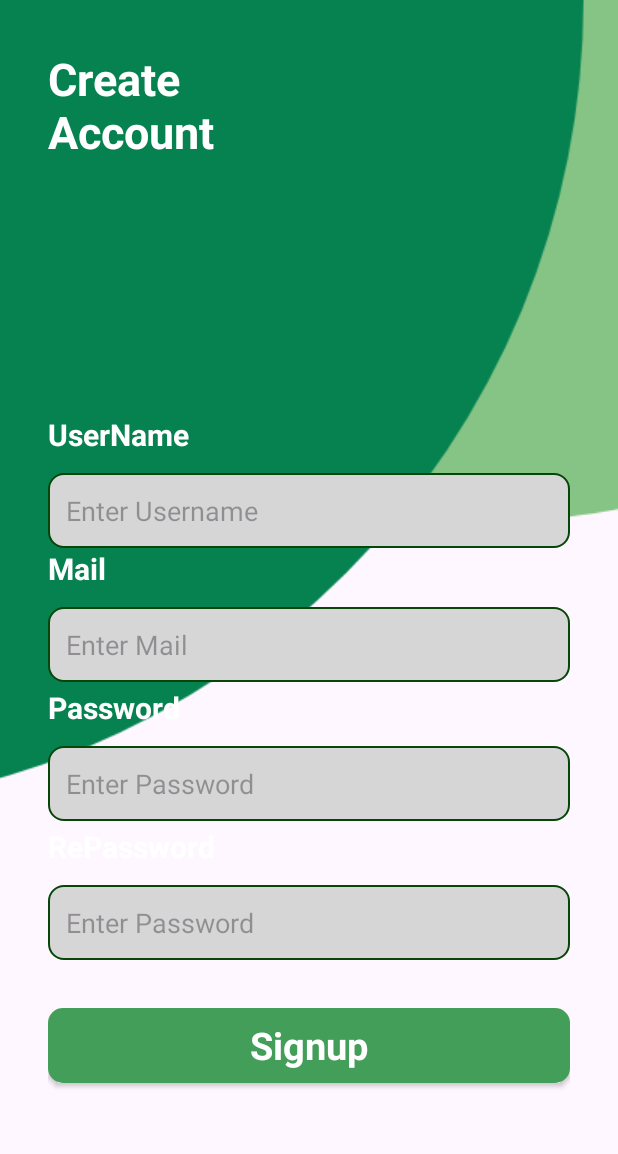
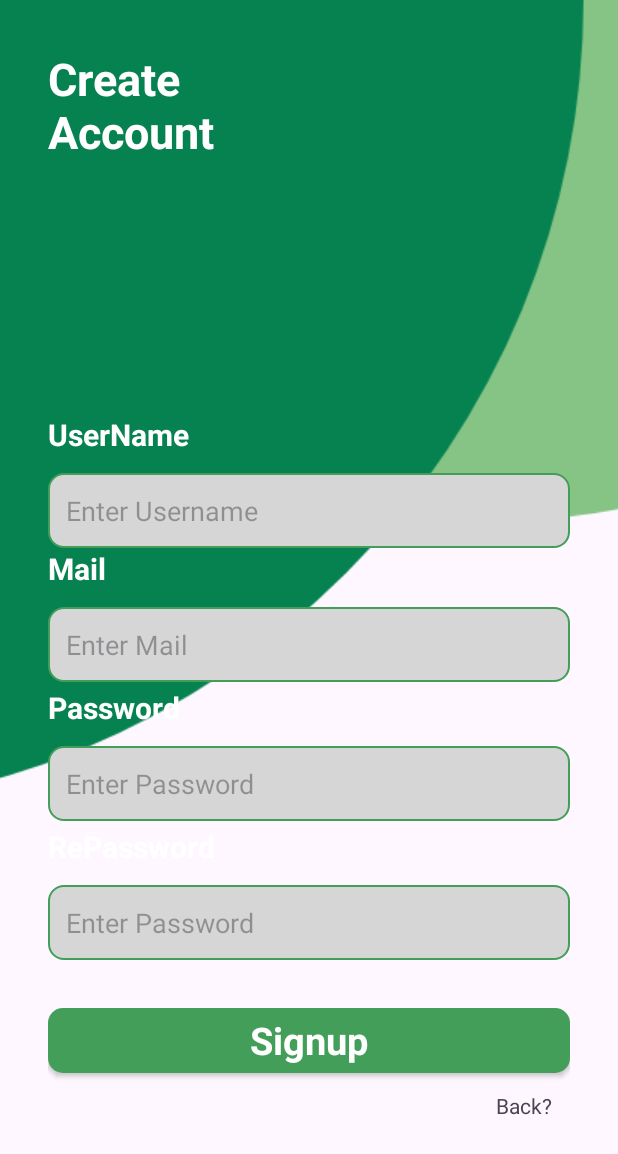
Before and after one commit to MehdiBelmahboubi/Recettes-Mobile, an Android app: the fragment InscriptionFragment shown on its own in the app's theme, on a phone screen of 412 x 824 dp. Shown: the top 1154 px of the screen. Run offline under Robolectric (Android 15) with nearby library versions, the phone set to English and light mode, and no system bars.

Commit message:
Add Database,UserTable,login and signup for User.

```diff
--- a/app/src/main/java/com/example/recettes_mobile/InscriptionFragment.java
+++ b/app/src/main/java/com/example/recettes_mobile/InscriptionFragment.java
@@ -2,18 +2,63 @@ package com.example.recettes_mobile;
 
 import android.os.Bundle;
 
+import androidx.annotation.NonNull;
+import androidx.annotation.Nullable;
 import androidx.fragment.app.Fragment;
+import androidx.fragment.app.FragmentManager;
+import androidx.fragment.app.FragmentTransaction;
 
 import android.view.LayoutInflater;
 import android.view.View;
 import android.view.ViewGroup;
+import android.widget.Button;
+import android.widget.TextView;
 
 
 public class InscriptionFragment extends Fragment {
+    TextView textView_back,TextView_UserName,TextView_Email,TextView_Passwd,TextView_RePasswd;
+    Button btn_sign;
+
     @Override
     public View onCreateView(LayoutInflater inflater, ViewGroup container,
                              Bundle savedInstanceState) {
         // Inflate the layout for this fragment
         return inflater.inflate(R.layout.fragment_inscription, container, false);
     }
+    @Override
+    public void onViewCreated(@NonNull View view, @Nullable Bundle savedInstanceState) {
+        super.onViewCreated(view, savedInstanceState);
+
+        textView_back = view.findViewById(R.id.back);
+        TextView_UserName = view.findViewById(R.id.NameText);
+        TextView_Email = view.findViewById(R.id.EmailText);
+        TextView_Passwd = view.findViewById(R.id.PasswdText);
+        TextView_RePasswd = view.findViewById(R.id.RePasswdText);
+        btn_sign = view.findViewById(R.id.signupbtn);
+
+
+        btn_sign.setOnClickListener(new View.OnClickListener() {
+            @Override
+            public void onClick(View v) {
+                MyDatabaseHelper myDB = new MyDatabaseHelper(v.getContext());
+                myDB.AddUser(TextView_UserName.getText().toString().trim(),
+                        TextView_Email.getText().toString().trim(),
+                        TextView_Passwd.getText().toString().trim(),
+                        TextView_RePasswd.getText().toString().trim());
+            }
+        });
+
+        textView_back.setOnClickListener(new View.OnClickListener() {
+            @Override
+            public void onClick(View v) {
+                replaceFragement(new ConnectionFragment());
+            }
+        });
+    }
+    private void replaceFragement(Fragment fragment){
+        FragmentManager fragmentManager = getActivity().getSupportFragmentManager();
+        FragmentTransaction fragmentTransaction = fragmentManager.beginTransaction();
+        fragmentTransaction.replace(R.id.navHostFragement,fragment);
+        fragmentTransaction.commit();
+    }
 }
--- a/app/src/main/java/com/example/recettes_mobile/MainActivity.java
+++ b/app/src/main/java/com/example/recettes_mobile/MainActivity.java
@@ -50,12 +50,10 @@ public class MainActivity extends AppCompatActivity {
             }else if (id == R.id.favorite) {
                 replaceFragement(new FavoritesFragment());
             } else if (id==R.id.profile) {
-                replaceFragement(new ProfileFragment());
+                replaceFragement(new ConnectionFragment());
             }
             return true;
         });
-
-
     }
 
     private void replaceFragement(Fragment fragment){
--- a/app/src/main/res/layout/fragment_inscription.xml
+++ b/app/src/main/res/layout/fragment_inscription.xml
@@ -30,11 +30,12 @@
         app:layout_constraintTop_toTopOf="parent" />
 
     <LinearLayout
+        android:id="@+id/linearLayout"
         android:layout_width="match_parent"
         android:layout_height="580dp"
         android:orientation="vertical"
+        android:padding="32dp"
         app:layout_constraintBottom_toBottomOf="parent"
-        android:padding="32dp"
         app:layout_constraintStart_toStartOf="parent">
 
         <TextView
@@ -47,16 +48,17 @@
             android:textStyle="bold" />
 
         <EditText
-            android:id="@+id/editTextText"
+            android:id="@+id/NameText"
             android:layout_width="match_parent"
             android:layout_height="50dp"
-            android:textSize="18sp"
+            android:layout_marginTop="12dp"
+            android:background="@drawable/edittext_background"
+            android:ems="10"
+            android:hint="Enter Username"
             android:padding="12dp"
-            android:layout_marginTop="12dp"
             android:textColor="#707070"
-            android:hint="Enter Username"
-            android:ems="10"
-            android:background="@drawable/edittext_background" />
+            android:textSize="18sp" />
+
         <TextView
             android:id="@+id/textmailView6"
             android:layout_width="match_parent"
@@ -67,79 +69,89 @@
             android:textStyle="bold" />
 
         <EditText
-            android:id="@+id/editmailText"
+            android:id="@+id/EmailText"
             android:layout_width="match_parent"
             android:layout_height="50dp"
-            android:textSize="18sp"
+            android:layout_marginTop="12dp"
+            android:background="@drawable/edittext_background"
+            android:ems="10"
+            android:hint="Enter Mail"
             android:padding="12dp"
-            android:layout_marginTop="12dp"
             android:textColor="#707070"
-            android:hint="Enter Mail"
-            android:ems="10"
-            android:background="@drawable/edittext_background" />
+            android:textSize="18sp" />
 
 
         <TextView
             android:id="@+id/textViewpassword"
             android:layout_width="match_parent"
             android:layout_height="wrap_content"
+            android:layout_marginTop="3dp"
             android:text="Password"
-            android:layout_marginTop="3dp"
             android:textColor="@color/white"
             android:textSize="20dp"
             android:textStyle="bold" />
 
         <EditText
-            android:id="@+id/editTextpassword"
+            android:id="@+id/PasswdText"
             android:layout_width="match_parent"
             android:layout_height="50dp"
-            android:textSize="18sp"
-            android:padding="12dp"
             android:layout_marginTop="12dp"
-            android:textColor="#707070"
+            android:background="@drawable/edittext_background"
+            android:ems="10"
             android:hint="Enter Password"
             android:inputType="textPassword"
-            android:ems="10"
-            android:background="@drawable/edittext_background" />
+            android:padding="12dp"
+            android:textColor="#707070"
+            android:textSize="18sp" />
+
         <TextView
             android:id="@+id/textViewrepassword"
             android:layout_width="match_parent"
             android:layout_height="wrap_content"
+            android:layout_marginTop="3dp"
             android:text="RePassword"
-            android:layout_marginTop="3dp"
             android:textColor="@color/white"
             android:textSize="20dp"
             android:textStyle="bold" />
 
         <EditText
-            android:id="@+id/editTextrepassword"
+            android:id="@+id/RePasswdText"
             android:layout_width="match_parent"
             android:layout_height="50dp"
-            android:textSize="18sp"
-            android:padding="12dp"
             android:layout_marginTop="12dp"
-            android:textColor="#707070"
+            android:background="@drawable/edittext_background"
+            android:ems="10"
             android:hint="Enter Password"
             android:inputType="textPassword"
-            android:ems="10"
-            android:background="@drawable/edittext_background" />
+            android:padding="12dp"
+            android:textColor="#707070"
+            android:textSize="18sp" />
 
         <LinearLayout
             android:layout_width="match_parent"
             android:layout_height="match_parent"
-            android:orientation="horizontal">
+            android:orientation="vertical">
+
             <androidx.appcompat.widget.AppCompatButton
-                android:id="@+id/button"
+                android:id="@+id/signupbtn"
+                style="@android:style/Widget.Button"
                 android:layout_width="match_parent"
-                android:layout_height="50dp"
+                android:layout_height="10dp"
+                android:layout_marginTop="32dp"
                 android:layout_weight="1"
-                android:layout_marginTop="32dp"
                 android:background="@drawable/button_background"
-                style="@android:style/Widget.Button"
+                android:text="Signup"
                 android:textColor="@color/white"
-                android:textStyle="bold"
                 android:textSize="25sp"
-                android:text="Signup" />
+                android:textStyle="bold" />
+            <TextView
+                android:id="@+id/back"
+                android:layout_width="match_parent"
+                android:layout_height="wrap_content"
+                android:layout_weight="1"
+                android:padding="12dp"
+                android:text="Back?"
+                android:textAlignment="viewEnd" />
         </LinearLayout>
     </LinearLayout>
 </androidx.constraintlayout.widget.ConstraintLayout>
--- a/app/src/main/res/values/colors.xml
+++ b/app/src/main/res/values/colors.xml
@@ -2,5 +2,5 @@
 <resources>
     <color name="black">#FF000000</color>
     <color name="white">#FFFFFFFF</color>
-    <color name="Green">#064709</color>
+    <color name="Green">#429E58</color>
 </resources>
--- a/app/src/main/res/values/strings.xml
+++ b/app/src/main/res/values/strings.xml
@@ -1,5 +1,5 @@
 <resources>
-    <string name="app_name">Recettes_Mobile</string>
+    <string name="app_name">H&amp;M</string>
     <string name="api_key">1da246f82b2e4b479016e102a31081f7</string>
 
     <string-array name="tags">
```
Also changed, not shown: app/src/main/java/com/example/recettes_mobile/ConnectionFragment.java (+46 -0 lines), app/src/main/java/com/example/recettes_mobile/MyDatabaseHelper.java (added, +92 -0 lines), app/src/main/res/layout/fragment_connection.xml (+13 -19 lines).
